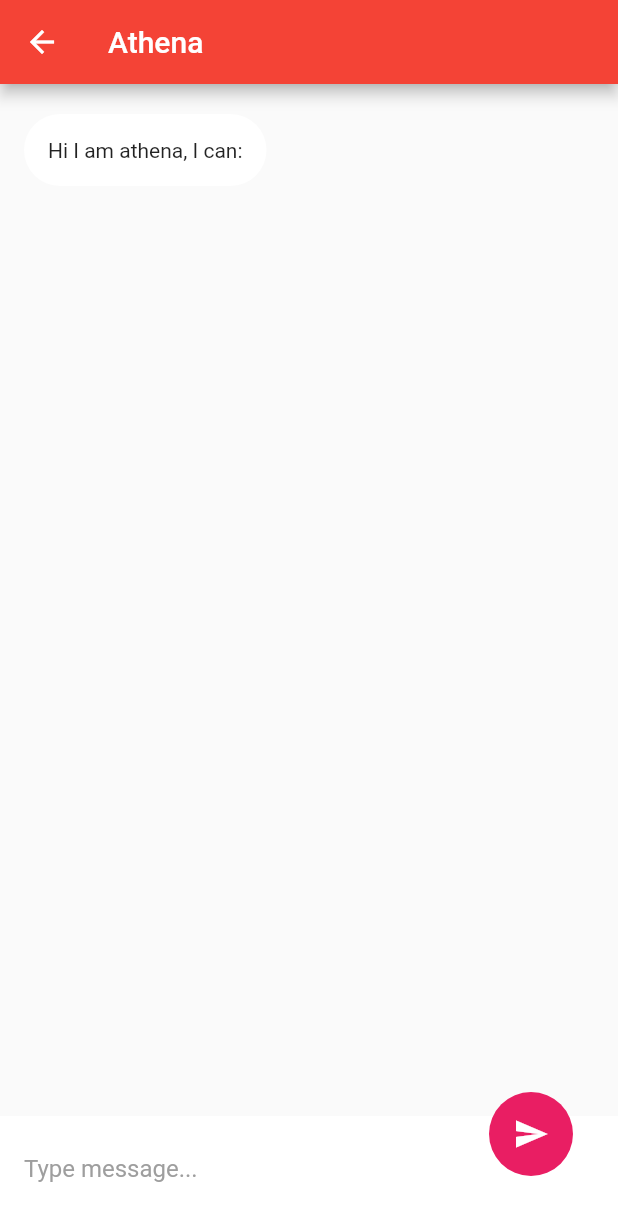
After one commit to BekaHaile/Athena, a Flutter app: the screen it shows after launch, after a tap on the "mic none" icon, on a phone screen of 412 x 824 dp. The commit adds this screen. Shown: the top 1221 px of the screen. Run offline on Flutter 3.47's test engine with Material 2 defaults, Android fonts, the phone set to English and light mode, and no system bars; our stand-ins replace avatar_glow, flutter_tts, speech_to_text.

Commit message:
TTs added

```diff
--- /dev/null
+++ b/lib/Components/chat_bubble.dart
@@ -0,0 +1,31 @@
+import 'package:athena_2/Models/chat_message.dart';
+import 'package:flutter/cupertino.dart';
+import 'package:flutter/material.dart';
+
+// ignore: must_be_immutable
+class ChatBubble extends StatefulWidget{
+  ChatMessage chatMessage;
+  ChatBubble({@required this.chatMessage});
+  @override
+  _ChatBubbleState createState() => _ChatBubbleState();
+}
+
+class _ChatBubbleState extends State<ChatBubble> {
+  @override
+  Widget build(BuildContext context) {
+    return Container(
+      padding: EdgeInsets.only(left: 16,right: 16,top: 10,bottom: 10),
+      child: Align(
+        alignment: (widget.chatMessage.type == MessageType.Receiver?Alignment.topLeft:Alignment.topRight),
+        child: Container(
+          decoration: BoxDecoration(
+            borderRadius: BorderRadius.circular(30),
+            color: (widget.chatMessage.type  == MessageType.Receiver?Colors.white:Colors.grey.shade200),
+          ),
+          padding: EdgeInsets.all(16),
+          child: Text(widget.chatMessage.message),
+        ),
+      ),
+    );
+  }
+}
--- /dev/null
+++ b/lib/Models/chat_message.dart
@@ -0,0 +1,12 @@
+import 'package:flutter/cupertino.dart';
+
+enum MessageType {
+  Sender,
+  Receiver,
+}
+
+class ChatMessage{
+  String message;
+  MessageType type;
+  ChatMessage({@required this.message,@required this.type});
+}
--- /dev/null
+++ b/lib/Pages/athena_home.dart
@@ -0,0 +1,75 @@
+import 'package:flutter/material.dart';
+import 'package:speech_to_text/speech_to_text.dart' as stt;
+
+class AthenaHome extends StatefulWidget {
+  @override
+  _AthenaHomeState createState() => _AthenaHomeState();
+}
+
+class _AthenaHomeState extends State<AthenaHome> {
+  stt.SpeechToText _speech;
+  bool _isListening = false;
+  double _confidence = 1.0;
+  bool initialized = false;
+
+  @override
+  Widget build(BuildContext context) {
+    return Scaffold(
+      body: body(),
+    );
+  }
+
+  @override
+  void initState() {
+    super.initState();
+    _speech = stt.SpeechToText();
+  }
+
+  Widget body() {
+    return Column(
+      mainAxisAlignment: MainAxisAlignment.center,
+      crossAxisAlignment: CrossAxisAlignment.center,
+      children: [
+        Container(
+          width: MediaQuery.of(context).size.width,
+          child: Row(
+            children: [
+              Image.asset(
+                'assets/athen.gif',
+                width: MediaQuery.of(context).size.width * 0.4,
+              ),
+              Flexible(
+                child: Padding(
+                  padding: const EdgeInsets.only(right: 8.0),
+                  child: Text(
+                    'Hello cherished Guest, I am Athena your virtual concierge',
+                    style: TextStyle(
+                      fontSize: 18,
+                    ),
+                    textAlign: TextAlign.justify,
+                  ),
+                ),
+              )
+            ],
+          ),
+        ),
+        Padding(
+          padding: const EdgeInsets.only(top: 20.0, bottom: 10.0),
+          child: Text(
+            'You can use me by saying "Hello Athena"',
+            style: TextStyle(
+              fontSize: 18,
+            ),
+            textAlign: TextAlign.justify,
+          ),
+        ),
+        FloatingActionButton(
+          onPressed: () {
+            Navigator.pushNamed(context, '/chatDetail');
+          },
+          child: Icon(_isListening ? Icons.mic : Icons.mic_none),
+        ),
+      ],
+    );
+  }
+}
--- /dev/null
+++ b/lib/Pages/chat_detail_page.dart
@@ -0,0 +1,166 @@
+import 'package:athena_2/Components/chat_bubble.dart';
+import 'package:athena_2/Models/chat_message.dart';
+import 'package:flutter/cupertino.dart';
+import 'package:flutter/material.dart';
+import 'package:flutter_tts/flutter_tts.dart';
+
+class ChatDetailPage extends StatefulWidget {
+  @override
+  _ChatDetailPageState createState() => _ChatDetailPageState();
+}
+
+class _ChatDetailPageState extends State<ChatDetailPage> {
+  List<ChatMessage> chatMessage = [
+    ChatMessage(message: "Hi I am athena, I can:", type: MessageType.Receiver),
+  ];
+
+  TextEditingController messageController = TextEditingController();
+  ScrollController _scrollController = new ScrollController();
+  FlutterTts flutterTts = FlutterTts();
+
+  void showModal() {
+    showModalBottomSheet(
+        context: context,
+        builder: (context) {
+          return Container(
+            height: MediaQuery.of(context).size.height / 2,
+            color: Color(0xff737373),
+            child: Container(
+              decoration: BoxDecoration(
+                color: Colors.white,
+                borderRadius: BorderRadius.only(
+                    topRight: Radius.circular(20),
+                    topLeft: Radius.circular(20)),
+              ),
+              child: Column(
+                children: <Widget>[
+                  SizedBox(
+                    height: 16,
+                  ),
+                  Center(
+                    child: Container(
+                      height: 4,
+                      width: 50,
+                      color: Colors.grey.shade200,
+                    ),
+                  ),
+                  SizedBox(
+                    height: 10,
+                  ),
+                ],
+              ),
+            ),
+          );
+        });
+  }
+
+  @override
+  void initState() {
+    super.initState();
+
+    initializeTts();
+  }
+
+  void initializeTts() async {
+    await flutterTts.setLanguage("en-US");
+    await flutterTts.setPitch(1);
+
+    await flutterTts.speak('I can');
+  }
+
+  @override
+  Widget build(BuildContext context) {
+    return Scaffold(
+      appBar: AppBar(
+        title: Text('Athena'),
+      ),
+      body: Stack(
+        children: <Widget>[
+          Container(
+            height: MediaQuery.of(context).size.height * 0.8,
+            child: ListView.builder(
+              itemCount: chatMessage.length,
+              shrinkWrap: true,
+              padding: EdgeInsets.only(top: 10, bottom: 10),
+              // physics: NeverScrollableScrollPhysics(),
+              controller: _scrollController,
+              itemBuilder: (context, index) {
+                return ChatBubble(
+                  chatMessage: chatMessage[index],
+                );
+              },
+            ),
+          ),
+          Align(
+            alignment: Alignment.bottomLeft,
+            child: Container(
+              padding: EdgeInsets.only(left: 16, bottom: 10),
+              height: 80,
+              width: double.infinity,
+              color: Colors.white,
+              child: Row(
+                children: <Widget>[
+                  Expanded(
+                    child: TextField(
+                      controller: messageController,
+                      decoration: InputDecoration(
+                          hintText: "Type message...",
+                          hintStyle: TextStyle(color: Colors.grey.shade500),
+                          border: InputBorder.none),
+                      onSubmitted: (value) {
+                        sendSms();
+                      },
+                    ),
+                  ),
+                ],
+              ),
+            ),
+          ),
+          Align(
+            alignment: Alignment.bottomRight,
+            child: Container(
+              padding: EdgeInsets.only(right: 30, bottom: 40),
+              child: FloatingActionButton(
+                onPressed: () {
+                  sendSms();
+                },
+                child: Icon(
+                  Icons.send,
+                  color: Colors.white,
+                ),
+                backgroundColor: Colors.pink,
+                elevation: 0,
+              ),
+            ),
+          )
+        ],
+      ),
+    );
+  }
+
+  void sendSms() async {
+    ChatMessage newMessage =
+        ChatMessage(message: messageController.text, type: MessageType.Sender);
+    setState(() {
+      chatMessage.add(newMessage);
+    });
+
+    ChatMessage replyMessage = ChatMessage(
+        message: 'Did you say ' + messageController.text,
+        type: MessageType.Receiver);
+    setState(() {
+      chatMessage.add(replyMessage);
+      FocusScope.of(context).unfocus();
+    });
+
+    _scrollController.animateTo(
+      _scrollController.position.maxScrollExtent,
+      curve: Curves.easeOut,
+      duration: const Duration(milliseconds: 300),
+    );
+
+    await flutterTts.speak('Did you say ' + messageController.text);
+
+    messageController.text = '';
+  }
+}
--- /dev/null
+++ b/lib/Services/wake_athena.dart
@@ -0,0 +1,5 @@
+
+class WakeAthena
+{
+
+}
--- a/pubspec.yaml
+++ b/pubspec.yaml
@@ -28,8 +28,10 @@ dependencies:
   # The following adds the Cupertino Icons font to your application.
   # Use with the CupertinoIcons class for iOS style icons.
   cupertino_icons: ^1.0.0
-  tf_speech: ^0.0.1
-  permission_handler: ^5.0.1+1
+  speech_to_text: ^3.1.0
+  avatar_glow: ^1.2.0
+  highlight_text: ^0.7.2
+  flutter_tts: ^2.0.0
 
 dev_dependencies:
   flutter_test:
```
Also changed, not shown: lib/Pages/speech_screen.dart (added, +135 -0 lines), lib/Services/speech_to_text.dart (added, +37 -0 lines), lib/main.dart (+16 -197 lines), assets/athen.gif (added), pubspec.lock, 1 other file.
